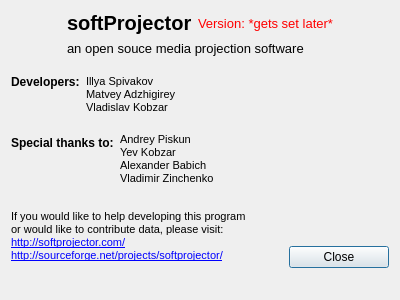
Before: the Qt Designer form src/aboutdialog.ui in SoftProjector/src, drawn with Qt 5.
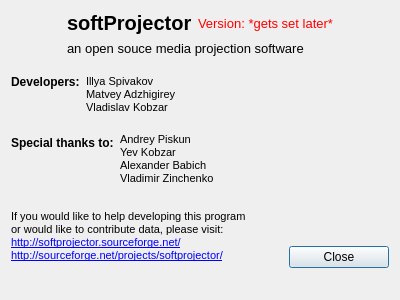
After: the same form once the commit is applied.

```diff
--- a/src/aboutdialog.ui
+++ b/src/aboutdialog.ui
@@ -276,8 +276,8 @@
 &lt;/style&gt;&lt;/head&gt;&lt;body style=&quot; font-family:'MS Shell Dlg 2'; font-size:8.25pt; font-weight:400; font-style:normal;&quot;&gt;
 &lt;p style=&quot; margin-top:0px; margin-bottom:0px; margin-left:0px; margin-right:0px; -qt-block-indent:0; text-indent:0px;&quot;&gt;&lt;span style=&quot; font-size:8pt;&quot;&gt;If you would like to help developing this program &lt;/span&gt;&lt;/p&gt;
 &lt;p style=&quot; margin-top:0px; margin-bottom:0px; margin-left:0px; margin-right:0px; -qt-block-indent:0; text-indent:0px;&quot;&gt;&lt;span style=&quot; font-size:8pt;&quot;&gt;or would like to contribute data, please visit:&lt;/span&gt;&lt;/p&gt;
-&lt;p style=&quot; margin-top:0px; margin-bottom:0px; margin-left:0px; margin-right:0px; -qt-block-indent:0; text-indent:0px;&quot;&gt;&lt;a href=&quot;http://softprojector.com/&quot;&gt;&lt;span style=&quot; text-decoration: underline; color:#0000ff;&quot;&gt;http://softprojector.com/&lt;/span&gt;&lt;/a&gt;&lt;/p&gt;
-&lt;p style=&quot; margin-top:0px; margin-bottom:0px; margin-left:0px; margin-right:0px; -qt-block-indent:0; text-indent:0px;&quot;&gt;&lt;a href=&quot;http://sourceforge.net/projects/softprojector/&quot;&gt;&lt;span style=&quot; text-decoration: underline; color:#0000ff;&quot;&gt;http://sourceforge.net/projects/softprojector/&lt;/span&gt;&lt;/a&gt;&lt;/p&gt;&lt;/body&gt;&lt;/html&gt;</string>
+&lt;p style=&quot; margin-top:0px; margin-bottom:0px; margin-left:0px; margin-right:0px; -qt-block-indent:0; text-indent:0px;&quot;&gt;&lt;a href=&quot;http://softprojector.sourceforge.net/&quot;&gt;&lt;span style=&quot; font-size:8pt; text-decoration: underline; color:#0000ff;&quot;&gt;http://softprojector.sourceforge.net/&lt;/span&gt;&lt;/a&gt;&lt;/p&gt;
+&lt;p style=&quot; margin-top:0px; margin-bottom:0px; margin-left:0px; margin-right:0px; -qt-block-indent:0; text-indent:0px;&quot;&gt;&lt;a href=&quot;http://sourceforge.net/projects/softprojector/&quot;&gt;&lt;span style=&quot; font-size:8pt; text-decoration: underline; color:#0000ff;&quot;&gt;http://sourceforge.net/projects/softprojector/&lt;/span&gt;&lt;/a&gt;&lt;/p&gt;&lt;/body&gt;&lt;/html&gt;</string>
      </property>
     </widget>
    </item>
```
